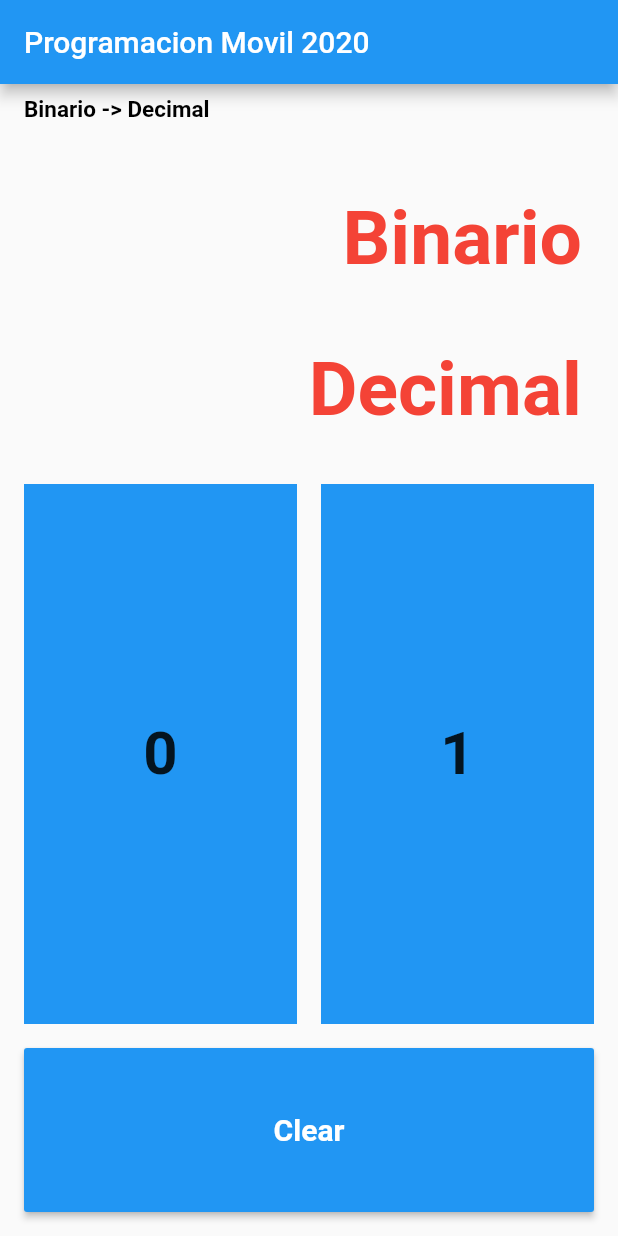
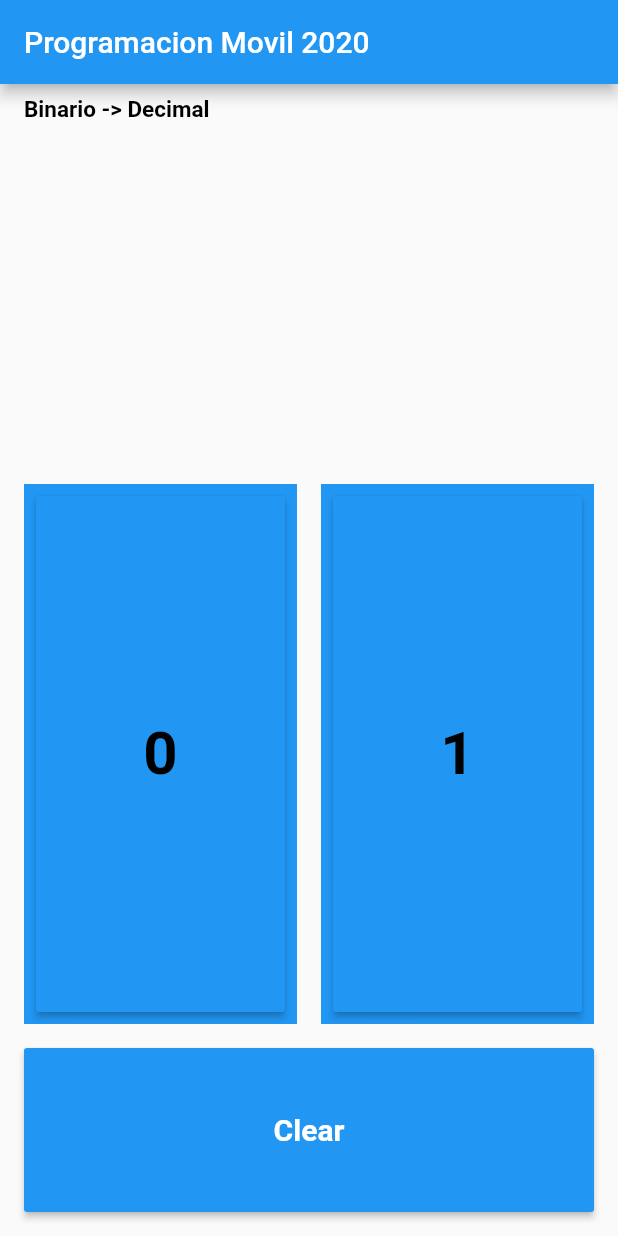
Before and after one commit to lazarod07/Binario_a_decimal, a Flutter app: the screen it shows after launch, after a tap on "Clear", on a phone screen of 412 x 824 dp. Run offline on Flutter 3.47's test engine with Material 2 defaults, Android fonts, the phone set to English and light mode, and no system bars.

Commit message:
Todo listo

```diff
--- a/lib/widgets/converter.dart
+++ b/lib/widgets/converter.dart
@@ -8,6 +8,46 @@ class Converter extends StatefulWidget {
 }
 
 class _ConverterState extends State<Converter> {
+
+  String _binario = "";
+  String _decimal = "";
+
+
+  void _writecero(){
+    setState(() {
+      _binario = _binario+"0";
+      _convertir(_binario);
+    });
+  }
+
+  void _writeuno(){
+    setState(() {
+      _binario = _binario+"1";
+      _convertir(_binario);
+    });
+  }
+
+  void _clear(){
+    setState(() {
+      _binario = "";
+      _decimal = "";
+    });
+  }
+
+  void _convertir(String bin) {
+    int dv=0;
+    int bv = int.parse(bin);
+    int ld;
+    int i = 1;
+    while(bv > 0){
+      ld = bv % 10;
+      bv = (bv / 10).floor();
+      dv += ld * i;
+      i = i * 2;
+    }
+    _decimal = dv.toString();
+  }
+
   @override
   Widget build(BuildContext context) {
     return Scaffold(
@@ -49,7 +89,7 @@ class _ConverterState extends State<Converter> {
                           margin: const EdgeInsets.all(8.0),
                           padding: const EdgeInsets.all(8.0),
                           child: Text(
-                            "Binario",
+                            '$_binario',
                             textAlign: TextAlign.end,
                             style: TextStyle(
                               fontSize: 50.0,
@@ -65,7 +105,7 @@ class _ConverterState extends State<Converter> {
                           margin: const EdgeInsets.all(8.0),
                           padding: const EdgeInsets.all(8.0),
                           child: Text(
-                            "Decimal",
+                            '$_decimal',
                             textAlign: TextAlign.end,
                             style: TextStyle(
                               fontSize: 50.0,
@@ -93,6 +133,13 @@ class _ConverterState extends State<Converter> {
                           padding: const EdgeInsets.all(8.0),
                           color: Colors.blue,
                           alignment: Alignment.center,
+                          child: SizedBox(
+                            height: double.infinity,
+                            width: double.infinity,
+                            child: RaisedButton(
+                              padding: const EdgeInsets.all(8.0),
+                              onPressed: _writecero,
+                              textColor: Colors.black,
                               child: Text(
                                 "0",
                                 style: new TextStyle(
@@ -100,6 +147,9 @@ class _ConverterState extends State<Converter> {
                                   fontWeight: FontWeight.bold,
                                 ),
                               ),
+                              color: Colors.blue,
+                            ),
+                          )
                         ),
                       ),
                       Expanded(
@@ -109,6 +159,13 @@ class _ConverterState extends State<Converter> {
                           padding: const EdgeInsets.all(8.0),
                           color: Colors.blue,
                           alignment: Alignment.center,
+                          child: SizedBox(
+                            height: double.infinity,
+                            width: double.infinity,
+                            child: RaisedButton(
+                              padding: const EdgeInsets.all(8.0),
+                              onPressed: _writeuno,
+                              textColor: Colors.black,
                               child: Text(
                                 "1",
                                 style: new TextStyle(
@@ -116,6 +173,9 @@ class _ConverterState extends State<Converter> {
                                   fontWeight: FontWeight.bold,
                                 ),
                               ),
+                              color: Colors.blue,
+                            ),
+                          )
                         ),
                       )
                     ],
@@ -132,7 +192,7 @@ class _ConverterState extends State<Converter> {
                     width: double.infinity,
                     child: RaisedButton(
                       padding: const EdgeInsets.all(8.0),
-                      onPressed: (){},
+                      onPressed: _clear,
                       textColor: Colors.white,
                       child: const Text(
                         "Clear",
```
Lines whose indentation alone changed are shown as unchanged.
